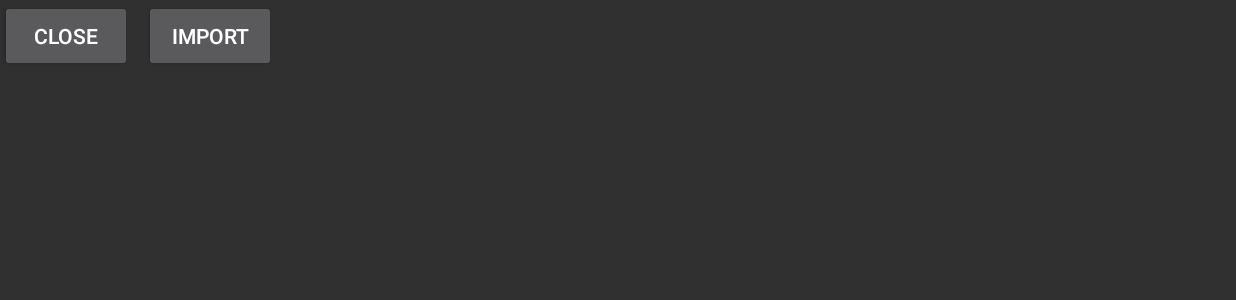
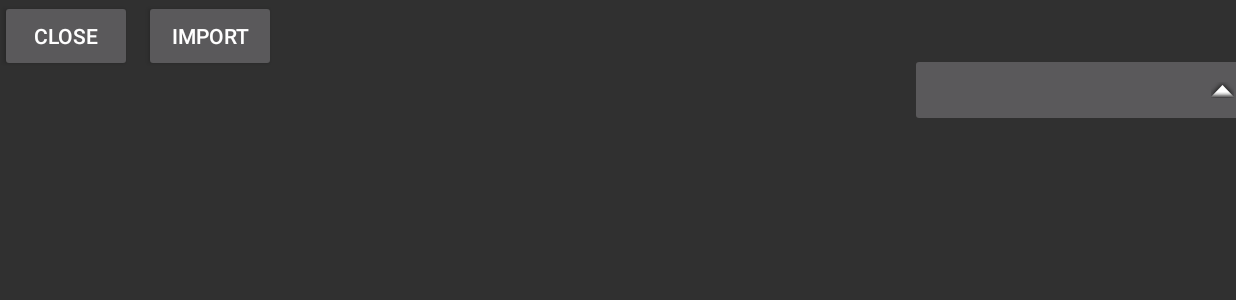
Before and after one commit to toniuyt123/Quire3D, an Android app: the screen it shows after launch (ViroActivity), on a phone screen of 824 x 412 dp (held sideways). Shown: the top 300 px of the screen. Run offline under Robolectric (Android 15) with nearby library versions, the phone set to English and light mode, and no system bars; libraries missing offline, so code that uses them is left out: com.viro.core; 7 statements that could not run were skipped.

Commit message:
creating primitives started

```diff
--- a/app/build.gradle
+++ b/app/build.gradle
@@ -25,8 +25,9 @@ android {
 
 dependencies {
     implementation fileTree(dir: 'libs', include: ['*.jar'])
-    implementation 'com.android.support:appcompat-v7:26.0.0'
+    implementation 'com.android.support:appcompat-v7:26.1.0'
     implementation 'com.google.android.exoplayer:exoplayer:r2.2.0'
+    implementation 'com.android.support:support-v4:26.1.0'
     androidTestImplementation('com.android.support.test.espresso:espresso-core:2.2.2', {
         exclude group: 'com.android.support', module: 'support-annotations'
     })
--- a/app/src/main/java/com/Quire3D/activities/ViroActivity.java
+++ b/app/src/main/java/com/Quire3D/activities/ViroActivity.java
@@ -40,9 +40,6 @@ import com.viro.core.Node;
 import com.viro.core.*;
 
 import java.io.BufferedReader;
-import java.io.File;
-import java.io.FileInputStream;
-import java.io.FileReader;
 import java.io.IOException;
 import java.io.InputStream;
 import java.io.InputStreamReader;
@@ -61,7 +58,7 @@ public class ViroActivity extends Activity {
     private static final String TAG = ViroActivity.class.getSimpleName();
     protected ViroView mainView;
     private AssetManager mAssetManager;
-    private Scene scene;
+    private static Scene scene;
 
     @Override
     protected void onCreate(Bundle savedInstanceState) {
@@ -205,7 +202,7 @@ public class ViroActivity extends Activity {
         mainView.onActivityStopped(this);
     }
 
-    public Scene getScene() {
+    public static Scene getScene() {
         return scene;
     }
 
@@ -271,6 +268,7 @@ public class ViroActivity extends Activity {
             resolution[1] += resources.getDimensionPixelSize(resourceId);
         }*/
 
+        resolution[0] -= 500;
         return resolution;
     }
 }
--- /dev/null
+++ b/app/src/main/java/com/Quire3D/fragments/CreatePrimitiveFrag.java
@@ -0,0 +1,46 @@
+package com.Quire3D.fragments;
+
+import android.os.Bundle;
+import android.support.annotation.Nullable;
+import android.app.Fragment;
+import android.view.LayoutInflater;
+import android.view.View;
+import android.view.ViewGroup;
+import android.widget.ImageButton;
+
+import com.Quire3D.activities.ViroActivity;
+import com.Quire3D.virosample.R;
+import com.viro.core.Box;
+import com.viro.core.Geometry;
+import com.viro.core.Node;
+import com.viro.core.ViroView;
+
+public class CreatePrimitiveFrag extends Fragment implements View.OnClickListener {
+    @Nullable
+    @Override
+    public View onCreateView(LayoutInflater inflater, @Nullable ViewGroup container, @Nullable Bundle savedInstanceState) {
+        final View view = inflater.inflate(R.layout.fragment_create_primitive, container, false);
+
+        ImageButton createCube = view.findViewById(R.id.createCube);
+        createCube.setOnClickListener(this);
+
+        view.bringToFront();
+        return view;
+    }
+
+    public void createCube() {
+        Geometry cube = new Box(1f,1f,1f);
+        Node cubeNode = new Node();
+        cubeNode.setGeometry(cube);
+        ViroActivity.getScene().getRootNode().addChildNode(cubeNode);
+    }
+
+    @Override
+    public void onClick(View view) {
+        switch (view.getId()) {
+            case R.id.createCube:
+                createCube();
+                break;
+        }
+    }
+}
--- a/app/src/main/res/layout/activity_main.xml
+++ b/app/src/main/res/layout/activity_main.xml
@@ -20,4 +20,14 @@
         android:layout_marginTop="0dp"
         android:text="@string/select_file" />
 
+    <fragment
+        android:id="@+id/createPrimitiveFragment"
+        android:name="com.Quire3D.fragments.CreatePrimitiveFrag"
+        android:layout_width="217dp"
+        android:layout_height="107dp"
+        android:layout_alignParentTop="true"
+        android:layout_alignParentEnd="true"
+        android:layout_marginTop="35dp"
+        android:layout_marginEnd="0dp" />
+
 </RelativeLayout>
--- /dev/null
+++ b/app/src/main/res/layout/fragment_create_primitive.xml
@@ -0,0 +1,17 @@
+<LinearLayout xmlns:android="http://schemas.android.com/apk/res/android"
+    xmlns:app="http://schemas.android.com/apk/res-auto"
+    xmlns:tools="http://schemas.android.com/tools"
+    android:layout_width="match_parent"
+    android:layout_height="match_parent"
+    android:orientation="vertical"
+    tools:context="com.Quire3D.fragments.CreatePrimitiveFrag">
+
+
+    <ImageButton
+        android:id="@+id/createCube"
+        android:layout_width="416dp"
+        android:layout_height="49dp"
+        android:contentDescription="@string/createCube"
+        android:src="@android:drawable/arrow_up_float" />
+
+</LinearLayout>
--- a/app/src/main/res/values/strings.xml
+++ b/app/src/main/res/values/strings.xml
@@ -2,4 +2,7 @@
     <string name="app_name">Quire3D</string>
     <string name="close_button">Close</string>
     <string name="select_file">Import</string>
+
+    <string name="hello_blank_fragment">Hello blank fragment</string>
+    <string name="createCube">Create cube</string>
 </resources>
```
Also changed, not shown: app/src/main/java/com/Quire3D/classes/OBJObject.java (+5 -8 lines).
